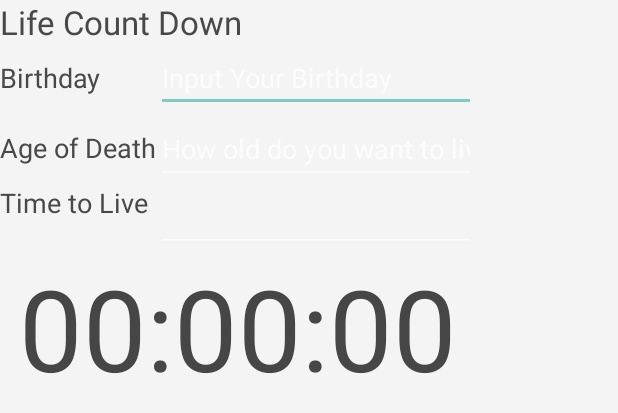
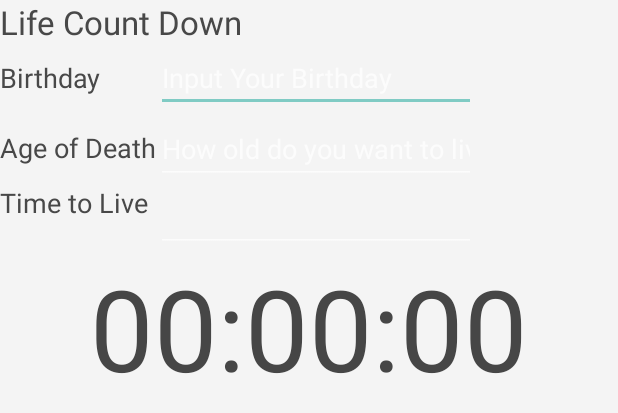
Before and after one commit to wintersun/FaceBank, an Android app: the layout fragment_home.xml on its own in the app's theme, with its tools: preview values and no code run, on a phone screen of 412 x 824 dp. Shown: the top 413 px of the screen. Run offline under Robolectric (Android 15) with nearby library versions, the phone set to English and light mode, and no system bars.

Commit message:
update: 1.完善倒计时功能

```diff
--- a/app/src/main/java/com/scysun/app/core/Constants.java
+++ b/app/src/main/java/com/scysun/app/core/Constants.java
@@ -130,4 +130,10 @@ public final class Constants {
 
         public static final long TIME_MILLIS_PER_DAY = 3600 * 24 * 1000;
     }
+
+    public static class SharedPreferences_LiveChronometer {
+        public static final String NAME = "LiveChronometer";
+        public static final String BIRTHDAY = "BIRTHDAY";
+        public static final String AGE_OF_DEATH = "AGE_OF_DEATH";
+    }
 }
--- a/app/src/main/res/layout/fragment_home.xml
+++ b/app/src/main/res/layout/fragment_home.xml
@@ -14,11 +14,11 @@
         android:textColor="@color/table_text_selector" />
 
     <TableLayout
-        android:layout_width="fill_parent"
+        android:layout_width="match_parent"
         android:layout_height="wrap_content"
         android:shrinkColumns="0,1">
 
-        <TableRow>
+        <TableRow android:layout_width="match_parent">
             <TextView
                 android:id="@+id/lbl_birthday"
                 android:layout_width="wrap_content"
@@ -87,16 +87,13 @@
                 android:layout_column="1"
                 android:editable="false" />
         </TableRow>
-
-        <TableRow>
-            <TextView
-                android:id="@+id/liveChronometer"
-                android:layout_width="fill_parent"
-                android:layout_height="wrap_content"
-                android:text="00:00:00"
-                style="@style/TimerChronometer"
-                android:layout_span="3" />
-        </TableRow>
     </TableLayout>
 
+    <TextView
+        android:id="@+id/liveChronometer"
+        android:layout_width="fill_parent"
+        android:layout_height="wrap_content"
+        android:text="00:00:00"
+        style="@style/TimerChronometer"/>
+
 </LinearLayout>
```
Also changed, not shown: app/src/main/java/com/scysun/app/ui/view/HomeFragment.java (+57 -23 lines), app/src/main/java/com/scysun/app/util/PreferenceUtils.java (added, +44 -0 lines).
